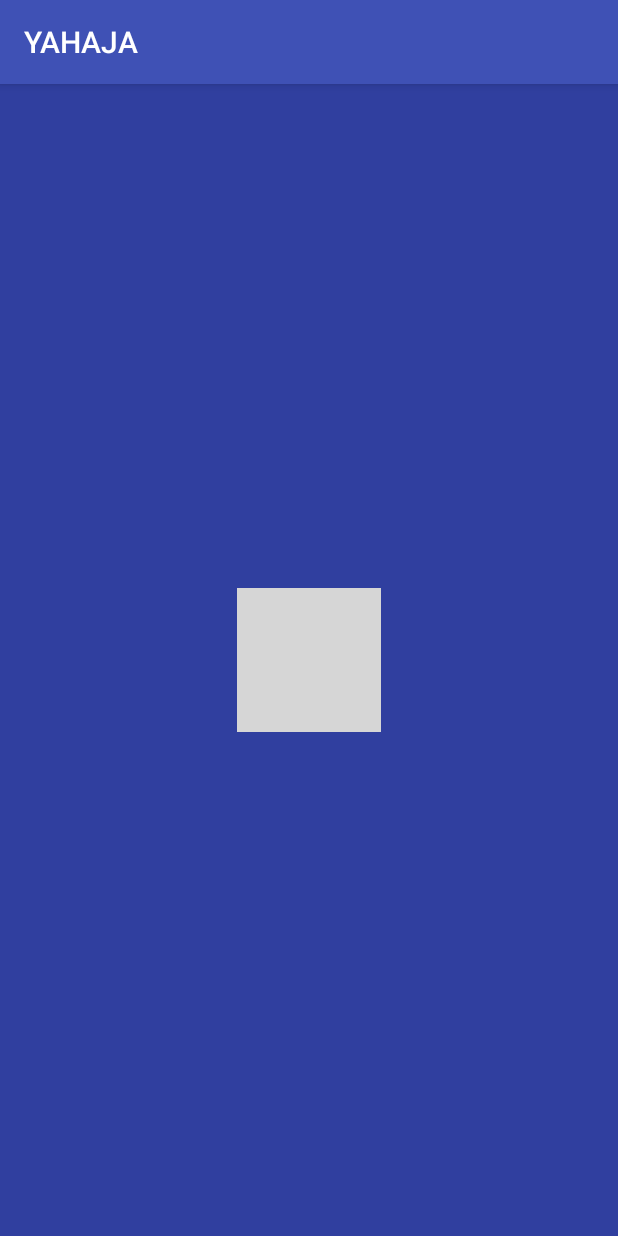
After one commit to nupdoong/YAHAJA, an Android app: the LoadingActivity screen opened directly, with no data from a screen before it, on a phone screen of 412 x 824 dp. The commit adds this screen. Run offline under Robolectric (Android 15) with nearby library versions, the phone set to English and light mode, and no system bars; grey boxes are pictures that could not be loaded.

Commit message:
LOGIN UI CHANGED LOADING PAGE UPDATED

```diff
--- a/app/src/main/AndroidManifest.xml
+++ b/app/src/main/AndroidManifest.xml
@@ -21,7 +21,7 @@
         android:roundIcon="@mipmap/ic_launcher_round"
         android:supportsRtl="true"
         android:theme="@style/AppTheme">
-        <activity android:name=".LoginActivity">
+        <activity android:name=".LoadingActivity">
             <intent-filter>
                 <action android:name="android.intent.action.MAIN" />
                 <action android:name="android.intent.action.VIEW" />
@@ -48,6 +48,7 @@
             android:theme="@android:style/Theme.Dialog">
         </activity>
 
+        <activity android:name=".LoginActivity"></activity>
         <activity android:name=".SignUpActivity" />
         <activity android:name=".ChatActivity"></activity>
         <activity android:name=".RankTapActivity"></activity>
--- /dev/null
+++ b/app/src/main/java/project/capstone/sw/yahaja/LoadingActivity.java
@@ -0,0 +1,30 @@
+package project.capstone.sw.yahaja;
+
+import android.content.Intent;
+import android.os.Handler;
+import android.support.v7.app.AppCompatActivity;
+import android.os.Bundle;
+
+/**
+ * Created by JINO on 2018-12-05.
+ */
+
+public class LoadingActivity extends AppCompatActivity {
+
+    private final int SPLASH_DISPLAY_LENGTH = 3000;
+
+    @Override
+    protected void onCreate(Bundle savedInstanceState){
+        super.onCreate(savedInstanceState);
+        setContentView(R.layout.activity_loading);
+
+        new Handler().postDelayed(new Runnable() {
+            @Override
+            public void run() {
+                Intent mainIntent = new Intent(LoadingActivity.this, LoginActivity.class);
+                LoadingActivity.this.startActivity(mainIntent);
+                LoadingActivity.this.finish();
+            }
+        }, SPLASH_DISPLAY_LENGTH);
+    }
+}
--- a/app/src/main/java/project/capstone/sw/yahaja/LoginActivity.java
+++ b/app/src/main/java/project/capstone/sw/yahaja/LoginActivity.java
@@ -16,6 +16,9 @@ public class LoginActivity extends AppCompatActivity implements View.OnClickList
     @Override
     protected void onCreate(Bundle savedInstanceState) {
         super.onCreate(savedInstanceState);
+
+
+
         setContentView(R.layout.activity_login);
 
         storedUserSession = new StoredUserSession(this);
--- /dev/null
+++ b/app/src/main/res/layout/activity_loading.xml
@@ -0,0 +1,22 @@
+<?xml version="1.0" encoding="utf-8"?>
+<android.support.constraint.ConstraintLayout xmlns:android="http://schemas.android.com/apk/res/android"
+    xmlns:app="http://schemas.android.com/apk/res-auto"
+    xmlns:tools="http://schemas.android.com/tools"
+    android:layout_width="match_parent"
+    android:layout_height="match_parent"
+    android:background="@color/colorPrimaryDark">
+
+    <ImageView
+        android:id="@+id/imageView2"
+        android:layout_width="wrap_content"
+        android:layout_height="wrap_content"
+        android:layout_marginBottom="8dp"
+        android:layout_marginEnd="8dp"
+        android:layout_marginStart="8dp"
+        android:layout_marginTop="8dp"
+        app:layout_constraintBottom_toBottomOf="parent"
+        app:layout_constraintEnd_toEndOf="parent"
+        app:layout_constraintStart_toStartOf="parent"
+        app:layout_constraintTop_toTopOf="parent"
+        app:srcCompat="@drawable/main_banner" />
+</android.support.constraint.ConstraintLayout>
```
Also changed, not shown: app/src/main/java/project/capstone/sw/yahaja/MainActivity.java (+0 -15 lines), app/src/main/res/layout/activity_login.xml (+79 -44 lines), app/src/main/res/layout/activity_rank.xml (+4 -4 lines), app/src/main/res/layout/fragment_home.xml (+6 -11 lines).
